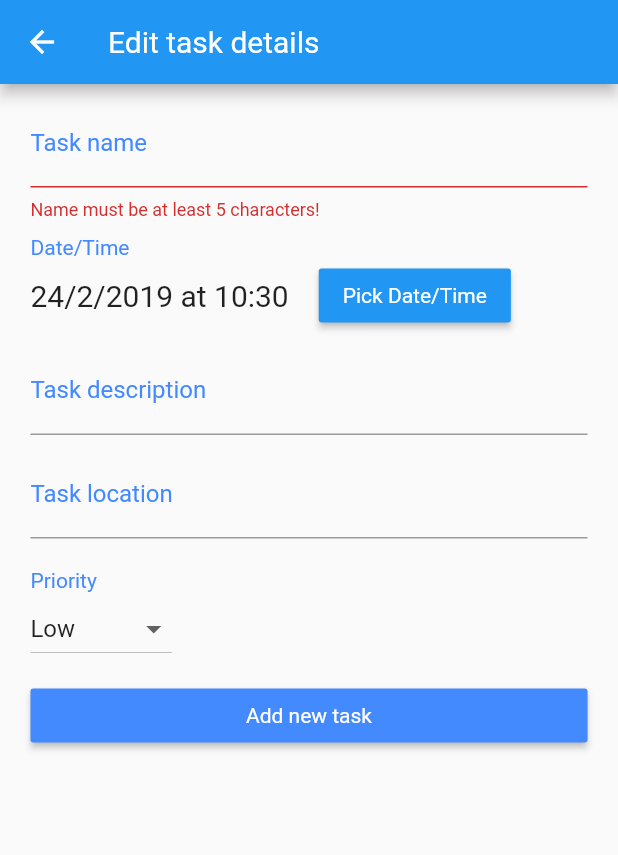
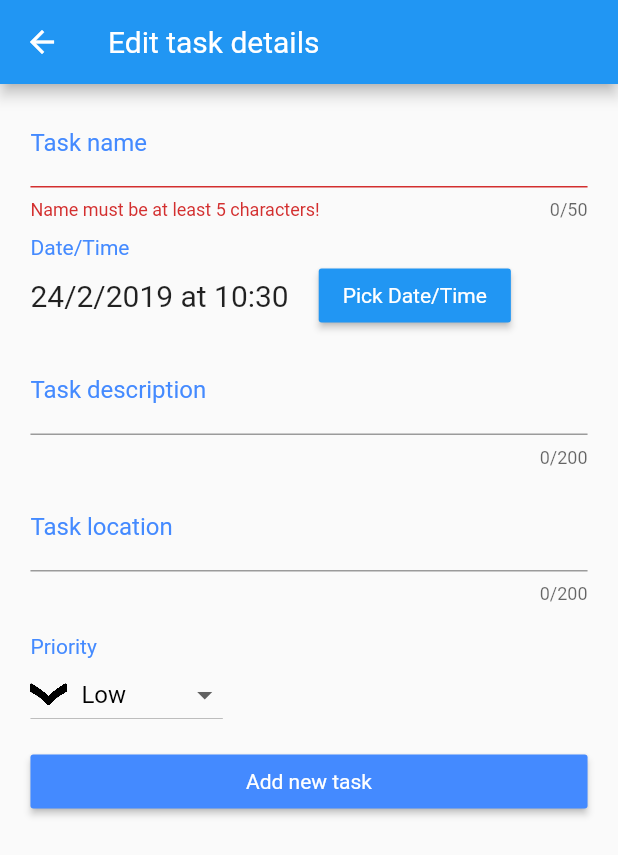
Before and after one commit to Shakleen/Project-Scarlet, a Flutter app: the TaskForm screen opened directly, after a tap on "Add new task", on a phone screen of 412 x 824 dp. Shown: the top 855 px of the screen. Run offline on Flutter 3.47's test engine with Material 2 defaults, Android fonts, the phone set to English and light mode, and no system bars; our stand-ins replace sqflite; accounts and stored records are empty.

Commit message:
24 February, 2018 - Priority information added to task card.

```diff
--- a/lib/controller/task_database.dart
+++ b/lib/controller/task_database.dart
@@ -159,8 +159,8 @@ class TaskDatabase {
     final int len = columnNames.length - 1;
 
     for (int i = 0; i <= len; ++i) {
-      statement += columnNames[i][0] + ((i < len) ? ", " : ") ");
-      values += _buildValueFragment(task, i) + ((i < len) ? ", " : ") ");
+      statement += columnNames[i][0] + (i < len ? ", " : ") ");
+      values += _buildValueFragment(task, i) + (i < len ? ", " : ") ");
     }
 
     print(statement + values); // TODO REMOVE THIS
--- a/lib/pages/strategy_pages/task_form_page.dart
+++ b/lib/pages/strategy_pages/task_form_page.dart
@@ -90,7 +90,7 @@ class _TaskForm extends State<TaskForm> {
   /// being updated.
   ///
   /// The condition for acceptance is that the name must be at least
-  /// 5 and less than or equal to 100 characters.
+  /// 5 and less than or equal to 50 characters.
   Widget _buildNameTextField(TaskEntity task) {
     return EnsureVisibleWhenFocused(
       focusNode: _nameFocusNode,
@@ -104,13 +104,14 @@ class _TaskForm extends State<TaskForm> {
         validator: (String value) {
           if (value.length < 5) {
             return 'Name must be at least 5 characters!';
-          } else if (value.length > 100) {
-            return 'Name can be at most 100 characters!';
+          } else if (value.length > 50) {
+            return 'Name can be at most 50 characters!';
           }
         },
         onSaved: (String value) {
           _formData['name'] = value;
         },
+        maxLength: 50,
       ),
     );
   }
@@ -212,8 +213,10 @@ class _TaskForm extends State<TaskForm> {
         onSaved: (String value) {
           if (value.length > 0) {
             _formData['description'] = value;
+            value = "";
           }
         },
+        maxLength: 200,
       ),
     );
   }
@@ -226,9 +229,9 @@ class _TaskForm extends State<TaskForm> {
   /// being updated.
   Widget _buildPriorityField(TaskEntity task) {
     if (task == null) {
-      comboBox = ComboBox(TaskModel.priorityLevels);
+      comboBox = ComboBox();
     } else {
-      comboBox = ComboBox(TaskModel.priorityLevels, task.getPriority());
+      comboBox = ComboBox(task.getPriority());
     }
 
     return Container(
@@ -274,8 +277,10 @@ class _TaskForm extends State<TaskForm> {
         onSaved: (String value) {
           if (value.length > 0) {
             _formData['location'] = value;
+            value = "";
           }
         },
+        maxLength: 200,
       ),
     );
   }
@@ -303,7 +308,10 @@ class _TaskForm extends State<TaskForm> {
       Function addTask, Function updateTask, TaskEntity inputTask) {
     if (!_formKey.currentState.validate()) {
       return;
+    } else if (dateTime.compareTo(DateTime.now()) < 0) {
+      return;
     }
+
     _formKey.currentState.save();
 
     _formData['priority'] = comboBox.choice;
--- a/lib/presentation/custom_icons.dart
+++ b/lib/presentation/custom_icons.dart
@@ -9,8 +9,9 @@ class CustomIcons {
   static const IconData chess_knight_solid = const IconData(0xe801, fontFamily: _kFontFam);
   static const IconData shield_alt_solid = const IconData(0xe802, fontFamily: _kFontFam);
   static const IconData book_solid = const IconData(0xe803, fontFamily: _kFontFam);
-  static const IconData calendar_alt_regular = const IconData(0xe804, fontFamily: _kFontFam);
-  static const IconData calendar_times_regular = const IconData(0xe805, fontFamily: _kFontFam);
-  static const IconData calendar_check_regular = const IconData(0xe806, fontFamily: _kFontFam);
   static const IconData gamepad_solid = const IconData(0xe807, fontFamily: _kFontFam);
+  static const IconData important = const IconData(0xe808, fontFamily: _kFontFam);
+  static const IconData urgent = const IconData(0xe809, fontFamily: _kFontFam);
+  static const IconData normal = const IconData(0xe80a, fontFamily: _kFontFam);
+  static const IconData low = const IconData(0xe80b, fontFamily: _kFontFam);
 }
--- a/lib/scoped_model/task_model.dart
+++ b/lib/scoped_model/task_model.dart
@@ -1,5 +1,7 @@
+import 'package:flutter/material.dart';
 import 'package:scoped_model/scoped_model.dart';
 
+import '../presentation/custom_icons.dart';
 import '../entities/task_entity.dart';
 import 'package:uuid/uuid.dart';
 import '../controller/task_database.dart';
@@ -21,11 +23,11 @@ class TaskModel extends Model {
     'location': null
   };
   static final Uuid _uuid = Uuid();
-  static final Map<int, String> priorityLevels = const {
-    0: 'Low',
-    1: 'Normal',
-    2: 'Important',
-    3: 'Urgent'
+  static final Map<int, List> priorityLevels = const {
+    0: ['Low', CustomIcons.low, Colors.black],
+    1: ['Normal', CustomIcons.normal, Colors.green],
+    2: ['Important', CustomIcons.important, Colors.purple],
+    3: ['Urgent', CustomIcons.urgent, Colors.red],
   };
 
   static Map<String, dynamic> toMap(TaskEntity task) {
--- a/lib/widgets/ui_elements/combo_box.dart
+++ b/lib/widgets/ui_elements/combo_box.dart
@@ -1,10 +1,11 @@
 import 'package:flutter/material.dart';
 
+import '../../scoped_model/task_model.dart';
+
 class ComboBox extends StatefulWidget {
-  final Map<int, String> optionsMap;
   int choice;
 
-  ComboBox(this.optionsMap, [this.choice = 0]);
+  ComboBox([this.choice = 0]);
 
   @override
   State<StatefulWidget> createState() {
@@ -13,7 +14,6 @@ class ComboBox extends StatefulWidget {
 }
 
 class _ComboBoxState extends State<ComboBox> {
-  final List<String> _options = [];
   List<DropdownMenuItem<int>> _dropDownMenuItems;
   int _currentChoice;
 
@@ -27,10 +27,31 @@ class _ComboBoxState extends State<ComboBox> {
   List<DropdownMenuItem<int>> getDropDownMenuItems() {
     List<DropdownMenuItem<int>> items = List();
 
-    for (int i = 0; i < widget.optionsMap.length; ++i) {
-      String optionText = widget.optionsMap[i];
+    for (int i = 0; i < TaskModel.priorityLevels.length; ++i) {
+      final String optionText = TaskModel.priorityLevels[i][0];
+      final IconData optionIcon = TaskModel.priorityLevels[i][1];
+      final Color optionColor = TaskModel.priorityLevels[i][2];
 
-      items.add(DropdownMenuItem(value: i, child: Text(optionText)));
+      items.add(DropdownMenuItem(
+        value: i,
+        child: Container(
+          child: Row(
+            children: <Widget>[
+              Icon(
+                optionIcon,
+                color: optionColor,
+              ),
+              Padding(
+                padding: EdgeInsets.symmetric(horizontal: 5.0),
+              ),
+              Text(
+                optionText,
+                style: TextStyle(color: optionColor),
+              ),
+            ],
+          ),
+        ),
+      ));
     }
 
     return items;
```
Also changed, not shown: lib/pages/strategy_pages/strategic_page.dart (+3 -4 lines), lib/widgets/strategy_widgets/task_card.dart (+56 -11 lines), fonts/custom_icons.ttf.
